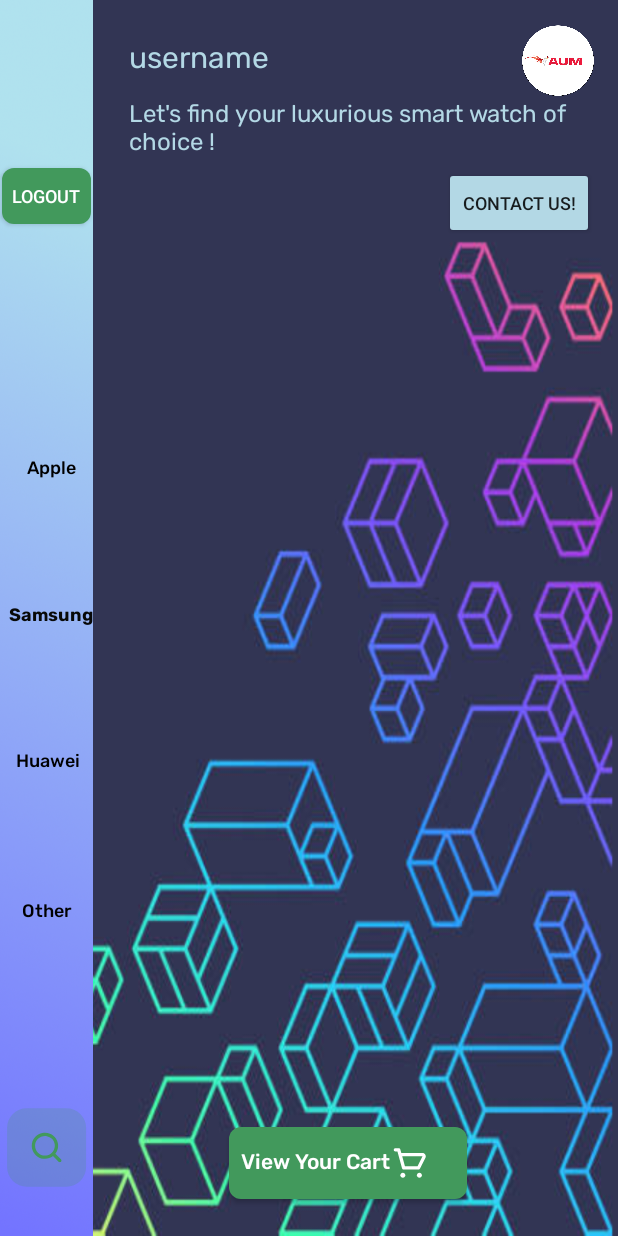
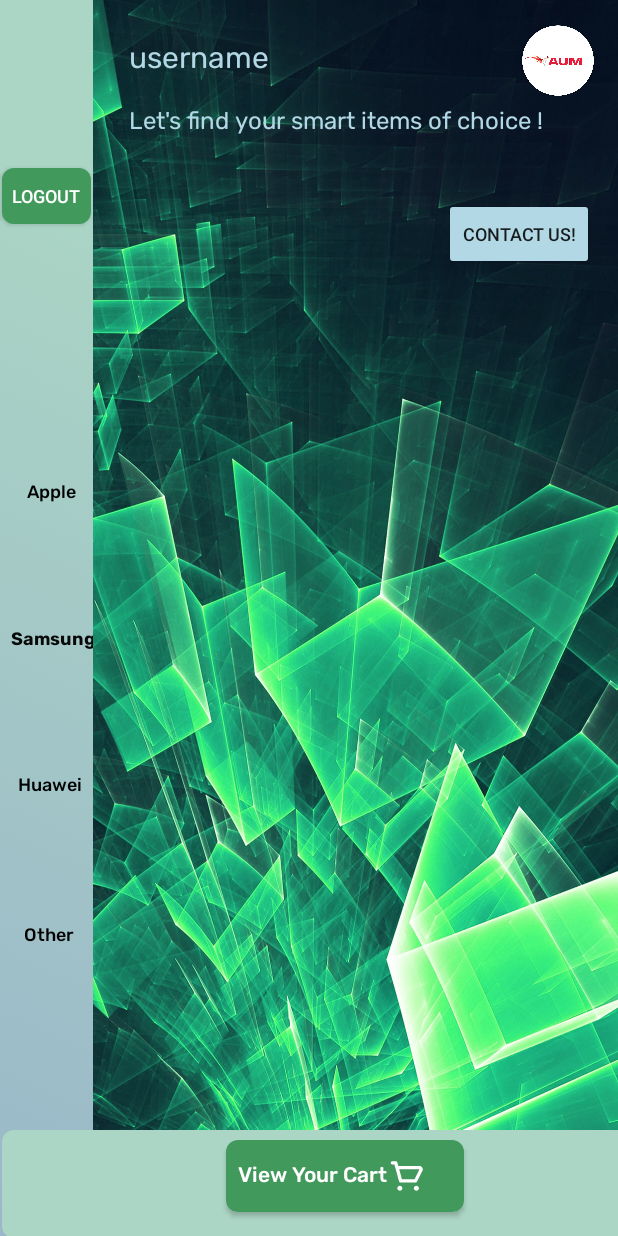
Before and after one commit to d2rgaming-9000/OnlineProductsApp-categories, an Android app: the layout activity_main.xml on its own in the app's theme, with its tools: preview values and no code run, on a phone screen of 412 x 824 dp. Run offline under Robolectric (Android 15) with nearby library versions, the phone set to English and light mode, and no system bars.

```diff
--- a/app/src/main/res/layout/activity_main.xml
+++ b/app/src/main/res/layout/activity_main.xml
@@ -13,6 +13,8 @@
         android:layout_width="62dp"
         android:layout_height="0dp"
         android:background="@drawable/bg2"
+        android:backgroundTint="#BAA9D1B5"
+        android:backgroundTintMode="src_over"
         app:layout_constraintBottom_toBottomOf="parent"
         app:layout_constraintStart_toStartOf="parent"
         app:layout_constraintTop_toTopOf="parent">
@@ -69,10 +71,11 @@
             android:layout_height="wrap_content"
             android:layout_marginStart="8dp"
             android:layout_marginEnd="8dp"
-            android:layout_marginBottom="32dp"
+            android:layout_marginBottom="16dp"
             android:backgroundTint="#87FB00"
             app:layout_constraintBottom_toBottomOf="parent"
             app:layout_constraintEnd_toEndOf="parent"
+            app:layout_constraintHorizontal_bias="0.285"
             app:layout_constraintStart_toStartOf="parent"
             app:srcCompat="@drawable/ic_search" />
 
@@ -112,15 +115,15 @@
         android:layout_width="0dp"
         android:layout_height="47dp"
         android:layout_marginStart="24dp"
-        android:layout_marginTop="64dp"
+        android:layout_marginTop="14dp"
         android:layout_marginEnd="16dp"
         android:fontFamily="@font/rubik"
-        android:text="Let's find your luxurious smart watch of choice !"
+        android:text="Let's find your smart items of choice !"
         android:textColor="#B3D8E5"
         android:textSize="16sp"
         app:layout_constraintEnd_toEndOf="parent"
         app:layout_constraintStart_toEndOf="@+id/constraintLayout"
-        app:layout_constraintTop_toTopOf="parent" />
+        app:layout_constraintTop_toBottomOf="@+id/username" />
 
     <TextView
         android:id="@+id/username"
@@ -152,17 +155,15 @@
         android:id="@+id/recyclerView"
         android:layout_width="0dp"
         android:layout_height="0dp"
-        android:layout_marginStart="6dp"
-        android:layout_marginTop="@dimen/cardview_compat_inset_shadow"
-        android:layout_marginEnd="8dp"
-        android:layout_marginBottom="3dp"
+        android:layout_marginStart="2dp"
+        android:layout_marginTop="18dp"
+        android:layout_marginBottom="75dp"
         android:paddingTop="?attr/actionBarSize"
-        app:layout_constraintBottom_toTopOf="@+id/CartBtn"
+        app:layout_constraintBottom_toBottomOf="parent"
         app:layout_constraintEnd_toEndOf="parent"
-        app:layout_constraintHorizontal_bias="0.65"
+        app:layout_constraintHorizontal_bias="0.0"
         app:layout_constraintStart_toEndOf="@+id/constraintLayout"
-        app:layout_constraintTop_toBottomOf="@+id/infoBtn"
-        app:layout_constraintVertical_bias="0.13" />
+        app:layout_constraintTop_toBottomOf="@+id/nameTextView" />
 
     <ImageView
         android:id="@+id/empty_imageview"
@@ -195,6 +196,7 @@
         android:layout_width="wrap_content"
         android:layout_height="wrap_content"
         android:layout_marginEnd="16dp"
+        android:layout_marginBottom="2dp"
         android:background="@drawable/cart_button_bg"
         android:drawableRight="@drawable/ic_cart"
         android:fontFamily="@font/rubik_medium"
@@ -206,13 +208,14 @@
         app:layout_constraintBottom_toBottomOf="parent"
         app:layout_constraintEnd_toEndOf="parent"
         app:layout_constraintStart_toStartOf="@+id/recyclerView"
-        app:layout_constraintTop_toBottomOf="@+id/infoBtn"
-        app:layout_constraintVertical_bias="0.96" />
+        app:layout_constraintTop_toBottomOf="@+id/recyclerView"
+        app:layout_constraintVertical_bias="0.45" />
 
     <Button
         android:id="@+id/infoBtn"
         android:layout_width="wrap_content"
         android:layout_height="wrap_content"
+        android:layout_marginTop="16dp"
         android:layout_marginEnd="16dp"
         android:backgroundTint="#B3D8E5"
         android:text="Contact us!"
@@ -225,5 +228,23 @@
         app:layout_constraintTop_toBottomOf="@+id/nameTextView"
         app:layout_constraintVertical_bias="0.0" />
 
+    <ImageView
+        android:id="@+id/imageView"
+        android:layout_width="419dp"
+        android:layout_height="72dp"
+        android:layout_marginStart="1dp"
+        android:layout_marginTop="8dp"
+        android:layout_marginEnd="1dp"
+        android:layout_marginBottom="-1dp"
+        android:background="@drawable/cart_button_bg"
+        android:backgroundTint="#ABD5C4"
+        android:backgroundTintMode="src_atop"
+        app:layout_constraintBottom_toBottomOf="parent"
+        app:layout_constraintEnd_toEndOf="parent"
+        app:layout_constraintHorizontal_bias="0.0"
+        app:layout_constraintStart_toStartOf="parent"
+        app:layout_constraintTop_toBottomOf="@+id/recyclerView"
+        app:layout_constraintVertical_bias="1.0" />
+
 
 </androidx.constraintlayout.widget.ConstraintLayout>
```
Also changed, not shown: app/src/main/java/com/rajendra/onlineproductsapp/DBHelper.java (+5 -5 lines), app/src/main/java/com/rajendra/onlineproductsapp/MainActivity.java (+18 -11 lines), app/src/main/java/com/rajendra/onlineproductsapp/Productdetails.java (+95 -19 lines), app/src/main/java/com/rajendra/onlineproductsapp/adapter/CustomAdapter.java (+60 -49 lines), app/src/main/java/com/rajendra/onlineproductsapp/checkout.java (+7 -4 lines), app/src/main/res/layout/my_row.xml (+19 -4 lines), app/src/main/res/drawable/bg.jpg, app/src/main/res/drawable/prod10.png, app/src/main/res/drawable/prod11.png, app/src/main/res/drawable/prod12.png, app/src/main/res/drawable/prod13.png, app/src/main/res/drawable/prod14.png, app/src/main/res/drawable/prod15.png, app/src/main/res/drawable/prod16.png.
